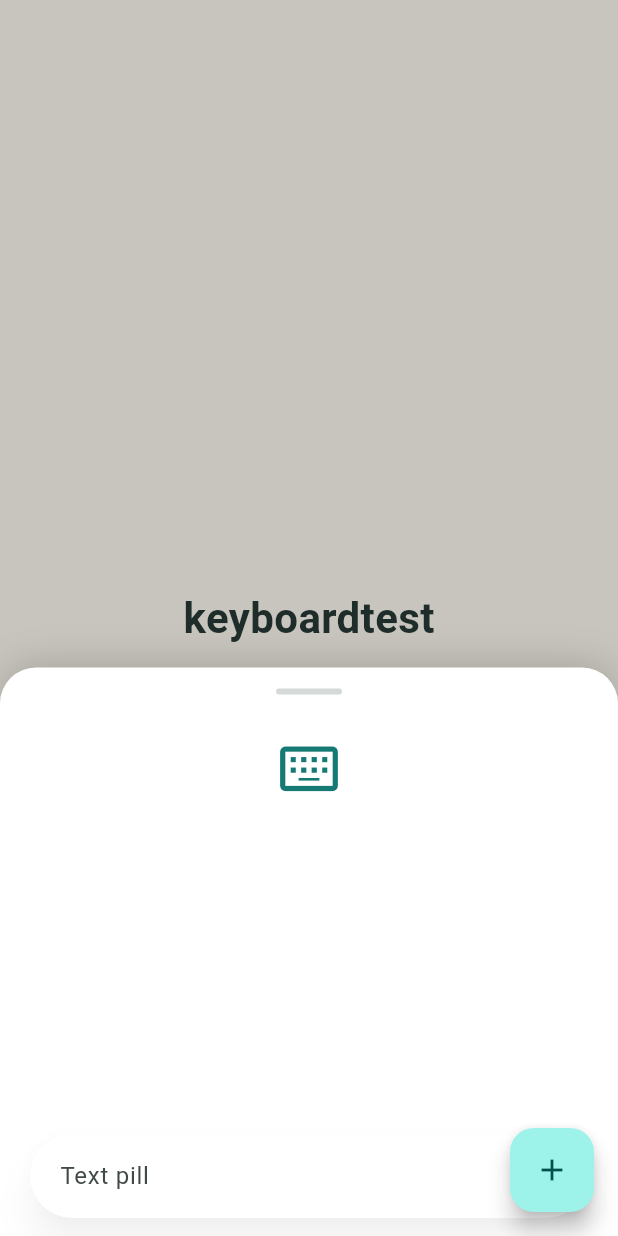
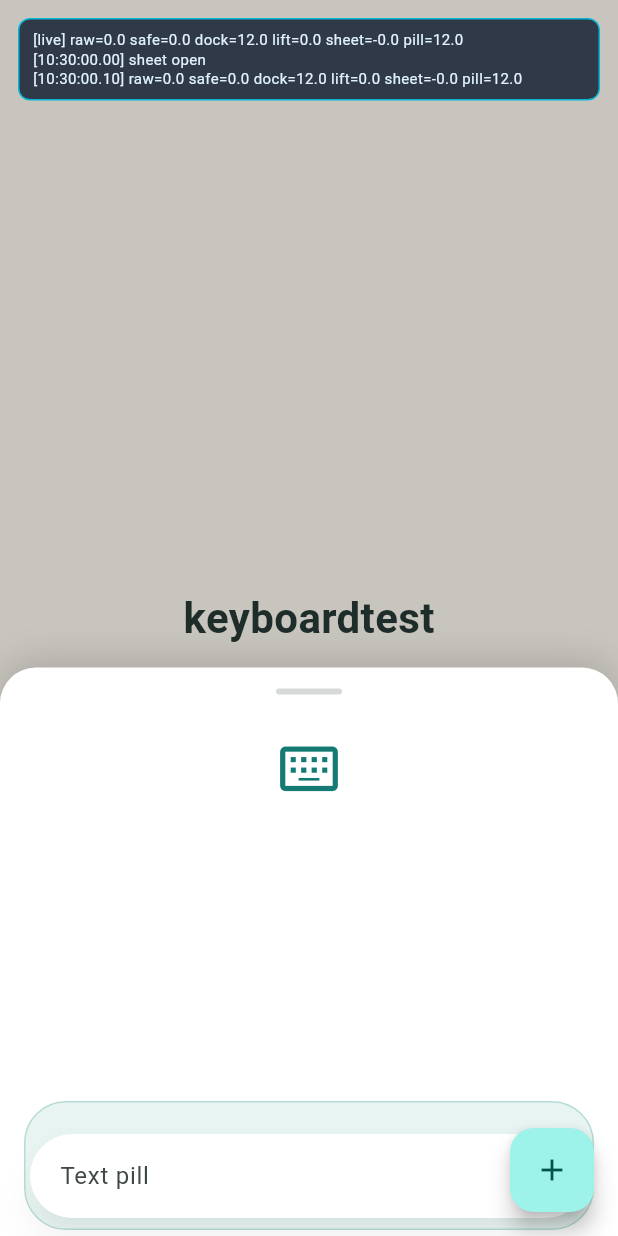
Before and after one commit to elizerpist/keyboardtest, a Flutter app: the screen it shows after launch, after a tap on the "add" icon, on a phone screen of 412 x 824 dp. Run offline on Flutter 3.47's test engine with Material 3 defaults, Android fonts, the phone set to English and light mode, and no system bars.

Commit message:
feat: synchronize keyboard sheet backplate

```diff
--- a/lib/main.dart
+++ b/lib/main.dart
@@ -35,11 +35,14 @@ class _KeyboardTestHomeState extends State<KeyboardTestHome> {
 
   void _openSheet() {
     FocusManager.instance.primaryFocus?.unfocus();
+    MotionDebugLog.clear();
+    MotionDebugLog.log('sheet open');
     setState(() => _sheetOpen = true);
   }
 
   void _closeSheet() {
     FocusManager.instance.primaryFocus?.unfocus();
+    MotionDebugLog.log('sheet close');
     setState(() => _sheetOpen = false);
   }
 
@@ -60,14 +63,9 @@ class _KeyboardTestHomeState extends State<KeyboardTestHome> {
                 child: ColoredBox(color: Colors.black.withValues(alpha: 0.18)),
               ),
             ),
-            const Positioned(
-              left: 0,
-              right: 0,
-              bottom: 0,
-              child: SlideUpKeyboardSheet(),
-            ),
-            const FloatingKeyboardPill(),
+            const KeyboardMotionLayer(),
           ],
+          const KeyboardMotionDebugPanel(),
         ],
       ),
       floatingActionButton: FloatingActionButton(
@@ -93,6 +91,104 @@ class _HomeSurface extends StatelessWidget {
           color: Color(0xFF243633),
         ),
       ),
+    );
+  }
+}
+
+class KeyboardMotionMetrics {
+  const KeyboardMotionMetrics({
+    required this.rawInset,
+    required this.safeBottom,
+    required this.spacing,
+  });
+
+  factory KeyboardMotionMetrics.fromContext(BuildContext context) {
+    return KeyboardMotionMetrics(
+      rawInset: MediaQuery.viewInsetsOf(context).bottom,
+      safeBottom: MediaQuery.viewPaddingOf(context).bottom,
+      spacing: 12,
+    );
+  }
+
+  final double rawInset;
+  final double safeBottom;
+  final double spacing;
+
+  double get dockBottom => math.max(rawInset, safeBottom) + spacing;
+  double get keyboardLift => math.max(rawInset - safeBottom, 0);
+  double get sheetTranslation => -keyboardLift;
+
+  String toDebugLine() {
+    return 'raw=${rawInset.toStringAsFixed(1)} '
+        'safe=${safeBottom.toStringAsFixed(1)} '
+        'dock=${dockBottom.toStringAsFixed(1)} '
+        'lift=${keyboardLift.toStringAsFixed(1)} '
+        'sheet=${sheetTranslation.toStringAsFixed(1)} '
+        'pill=${dockBottom.toStringAsFixed(1)}';
+  }
+}
+
+class MotionDebugLog {
+  MotionDebugLog._();
+
+  static const _maxEntries = 8;
+  static final ValueNotifier<List<String>> entries =
+      ValueNotifier<List<String>>(<String>[]);
+  static String? _lastMotionLine;
+
+  static void log(String message) {
+    final now = DateTime.now();
+    final stamp =
+        '${now.hour.toString().padLeft(2, '0')}:'
+        '${now.minute.toString().padLeft(2, '0')}:'
+        '${now.second.toString().padLeft(2, '0')}.'
+        '${(now.millisecond ~/ 10).toString().padLeft(2, '0')}';
+    final next = <String>[...entries.value, '[$stamp] $message'];
+    if (next.length > _maxEntries) {
+      entries.value = next.sublist(next.length - _maxEntries);
+    } else {
+      entries.value = next;
+    }
+  }
+
+  static void logMotion(KeyboardMotionMetrics metrics) {
+    final line = metrics.toDebugLine();
+    if (_lastMotionLine == line) return;
+    _lastMotionLine = line;
+    log(line);
+  }
+
+  static void clear() {
+    _lastMotionLine = null;
+    entries.value = <String>[];
+  }
+}
+
+class KeyboardMotionLayer extends StatelessWidget {
+  const KeyboardMotionLayer({super.key});
+
+  @override
+  Widget build(BuildContext context) {
+    final metrics = KeyboardMotionMetrics.fromContext(context);
+    WidgetsBinding.instance.addPostFrameCallback((_) {
+      MotionDebugLog.logMotion(metrics);
+    });
+    return Stack(
+      children: [
+        const Positioned(
+          left: 0,
+          right: 0,
+          bottom: 0,
+          child: SlideUpKeyboardSheet(),
+        ),
+        Positioned(
+          left: 16,
+          right: 16,
+          bottom: metrics.dockBottom - 8,
+          child: const _SheetBackplate(),
+        ),
+        FloatingKeyboardPill(metrics: metrics),
+      ],
     );
   }
 }
@@ -165,6 +261,24 @@ class _SlideUpKeyboardSheetState extends State<SlideUpKeyboardSheet>
   }
 }
 
+class _SheetBackplate extends StatelessWidget {
+  const _SheetBackplate();
+
+  @override
+  Widget build(BuildContext context) {
+    return Container(
+      key: const ValueKey('keyboardtest-sheet-backplate'),
+      height: 86,
+      width: double.infinity,
+      decoration: BoxDecoration(
+        color: const Color(0xFFE7F4F1),
+        borderRadius: BorderRadius.circular(28),
+        border: Border.all(color: const Color(0xFFB7DCD5)),
+      ),
+    );
+  }
+}
+
 class _SheetHandle extends StatelessWidget {
   const _SheetHandle();
 
@@ -182,20 +296,16 @@ class _SheetHandle extends StatelessWidget {
 }
 
 class FloatingKeyboardPill extends StatelessWidget {
-  const FloatingKeyboardPill({super.key});
+  const FloatingKeyboardPill({super.key, required this.metrics});
+
+  final KeyboardMotionMetrics metrics;
 
   @override
   Widget build(BuildContext context) {
-    final viewInsetsBottom = MediaQuery.viewInsetsOf(context).bottom;
-    final safeBottom = MediaQuery.viewPaddingOf(context).bottom;
-    final bottom = viewInsetsBottom > 0
-        ? viewInsetsBottom + 12
-        : safeBottom + 12;
-
     return Positioned(
       left: 20,
       right: 20,
-      bottom: bottom,
+      bottom: metrics.dockBottom,
       child: const _TextPill(),
     );
   }
@@ -217,6 +327,7 @@ class _TextPill extends StatelessWidget {
         child: TextField(
           key: const ValueKey('keyboardtest-pill-field'),
           textInputAction: TextInputAction.done,
+          onTap: () => MotionDebugLog.log('pill focus request'),
           cursorColor: const Color(0xFF147A73),
           decoration: const InputDecoration(
             border: InputBorder.none,
@@ -228,3 +339,52 @@ class _TextPill extends StatelessWidget {
     );
   }
 }
+
+class KeyboardMotionDebugPanel extends StatelessWidget {
+  const KeyboardMotionDebugPanel({super.key});
+
+  @override
+  Widget build(BuildContext context) {
+    final metrics = KeyboardMotionMetrics.fromContext(context);
+    return Positioned(
+      key: const ValueKey('keyboardtest-debug-panel-position'),
+      left: 12,
+      right: 12,
+      top: MediaQuery.viewPaddingOf(context).top + 12,
+      child: ValueListenableBuilder<List<String>>(
+        valueListenable: MotionDebugLog.entries,
+        builder: (context, entries, _) {
+          final visibleEntries = entries.isEmpty
+              ? const <String>['[--:--:--.--] debug ready']
+              : entries;
+          final debugLines = <String>[
+            '[live] ${metrics.toDebugLine()}',
+            ...visibleEntries,
+          ];
+          return DecoratedBox(
+            key: const ValueKey('keyboardtest-debug-panel'),
+            decoration: BoxDecoration(
+              color: const Color(0xE51E293B),
+              borderRadius: BorderRadius.circular(8),
+              border: Border.all(color: const Color(0xFF06B6D4)),
+            ),
+            child: Padding(
+              padding: const EdgeInsets.fromLTRB(10, 8, 10, 8),
+              child: Text(
+                debugLines.join('\n'),
+                maxLines: 9,
+                overflow: TextOverflow.ellipsis,
+                style: const TextStyle(
+                  fontSize: 10,
+                  height: 1.25,
+                  color: Color(0xFFE0F2FE),
+                  fontFeatures: [FontFeature.tabularFigures()],
+                ),
+              ),
+            ),
+          );
+        },
+      ),
+    );
+  }
+}
```
Also changed, not shown: 4 other files.
